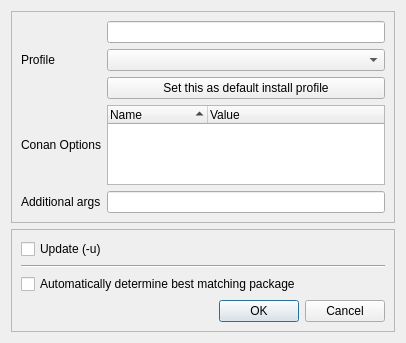
Before: the Qt Designer form src/conan_app_launcher/ui/dialogs/conan_install/conan_install.ui in goszpeti/conan_explorer, drawn with Qt 5.
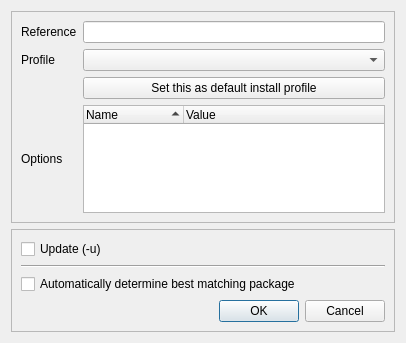
After: the same form once the commit is applied. Custom widgets are drawn as their Qt base class.

Commit message: * Add better logs for conan install * Strip down dialog for ref install * Fixes some icons and gui elements

What changed in the file:
```diff
--- a/src/conan_app_launcher/ui/dialogs/conan_install/conan_install.ui
+++ b/src/conan_app_launcher/ui/dialogs/conan_install/conan_install.ui
@@ -85,6 +85,13 @@
       <item row="1" column="1">
        <widget class="QComboBox" name="profile_cbox"/>
       </item>
+      <item row="2" column="1">
+       <widget class="QPushButton" name="set_default_install_profile_button">
+        <property name="text">
+         <string>Set this as default install profile</string>
+        </property>
+       </widget>
+      </item>
       <item row="3" column="0">
        <widget class="QLabel" name="conan_opts_label">
         <property name="sizePolicy">
@@ -94,7 +101,7 @@
          </sizepolicy>
         </property>
         <property name="text">
-         <string>&lt;html&gt;&lt;head/&gt;&lt;body&gt;&lt;p&gt;Conan Options&lt;/p&gt;&lt;/body&gt;&lt;/html&gt;</string>
+         <string>&lt;html&gt;&lt;head/&gt;&lt;body&gt;&lt;p&gt;Options&lt;/p&gt;&lt;/body&gt;&lt;/html&gt;</string>
         </property>
        </widget>
       </item>
@@ -121,20 +128,10 @@
         </column>
        </widget>
       </item>
-      <item row="4" column="0">
-       <widget class="QLabel" name="add_args_label">
+      <item row="0" column="0">
+       <widget class="QLabel" name="label">
         <property name="text">
-         <string>Additional args</string>
-        </property>
-       </widget>
-      </item>
-      <item row="4" column="1">
-       <widget class="QLineEdit" name="additional_args_line_edit"/>
-      </item>
-      <item row="2" column="1">
-       <widget class="QPushButton" name="set_default_install_profile_button">
-        <property name="text">
-         <string>Set this as default install profile</string>
+         <string>Reference</string>
         </property>
        </widget>
       </item>
```
The commit also changes 9 other files.
